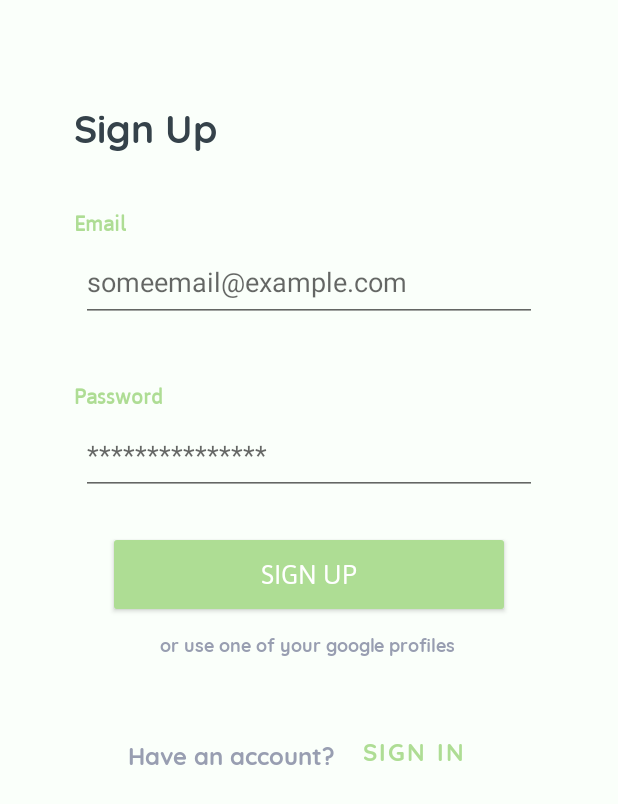
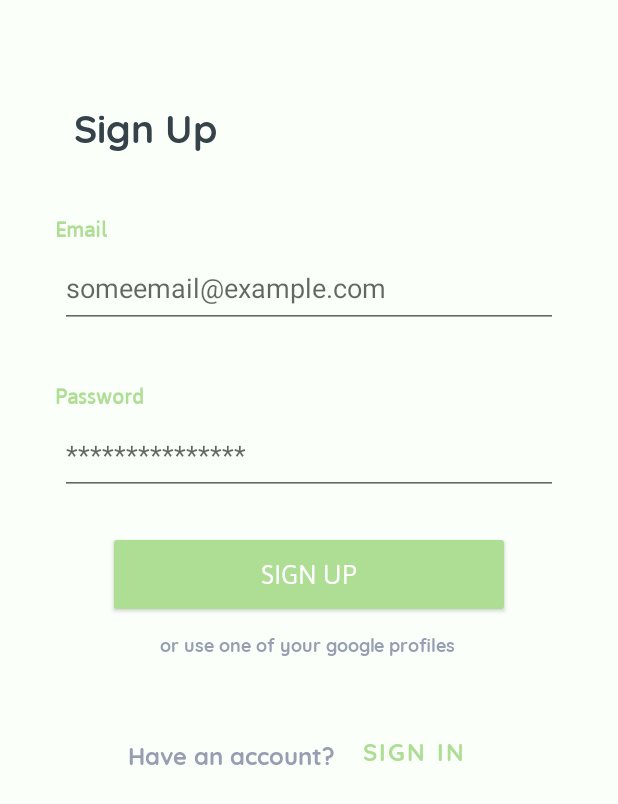
Before and after one commit to Andrey5kot/andsoon, an Android app: the SignUpFragment screen opened through its navigation route, on a phone screen of 412 x 824 dp. Shown: the top 804 px of the screen. Run offline under Robolectric (Android 15) with nearby library versions, the phone set to English and light mode, and no system bars.

Commit message:
extra commit

```diff
--- a/app/src/main/res/layout/fragment_sign_up.xml
+++ b/app/src/main/res/layout/fragment_sign_up.xml
@@ -1,11 +1,11 @@
 <?xml version="1.0" encoding="utf-8"?>
 <FrameLayout xmlns:android="http://schemas.android.com/apk/res/android"
+    xmlns:app="http://schemas.android.com/apk/res-auto"
     xmlns:tools="http://schemas.android.com/tools"
     android:layout_width="match_parent"
     android:layout_height="match_parent"
     tools:context=".loginpages.SignUpFragment">
     <androidx.constraintlayout.widget.ConstraintLayout
-        xmlns:app="http://schemas.android.com/apk/res-auto"
 
         android:layout_width="match_parent"
         android:layout_height="match_parent"
@@ -23,10 +23,12 @@
             android:text="@string/SignIn"
             android:textColor="#aedd94"
             android:textSize="16sp"
+            app:layout_constraintBottom_toBottomOf="parent"
             app:layout_constraintEnd_toEndOf="parent"
             app:layout_constraintHorizontal_bias="0.5"
             app:layout_constraintStart_toEndOf="@+id/have_acc_label"
-            app:layout_constraintTop_toBottomOf="@+id/google_label" />
+            app:layout_constraintTop_toBottomOf="@+id/google_label"
+            app:layout_constraintVertical_bias="0.0" />
 
         <TextView
             android:id="@+id/have_acc_label"
@@ -35,22 +37,24 @@
             android:layout_height="wrap_content"
             android:layout_marginTop="52dp"
             android:text="@string/Have_acc"
+            app:layout_constraintBottom_toBottomOf="parent"
             app:layout_constraintEnd_toStartOf="@+id/sign_in_textbutton"
             app:layout_constraintHorizontal_bias="0.5"
             app:layout_constraintHorizontal_chainStyle="packed"
             app:layout_constraintStart_toStartOf="parent"
-            app:layout_constraintTop_toBottomOf="@+id/google_label" />
+            app:layout_constraintTop_toBottomOf="@+id/google_label"
+            app:layout_constraintVertical_bias="0.0" />
 
         <TextView
             android:id="@+id/password_label"
             style="@style/SignGreenStyle"
             android:layout_width="wrap_content"
             android:layout_height="wrap_content"
-            android:layout_marginTop="40dp"
+            android:layout_marginTop="36dp"
             android:text="@string/Password_string"
-            app:layout_constraintEnd_toEndOf="parent"
-            app:layout_constraintHorizontal_bias="0.139"
-            app:layout_constraintStart_toStartOf="parent"
+            app:layout_constraintEnd_toEndOf="@+id/email_label"
+            app:layout_constraintHorizontal_bias="0.0"
+            app:layout_constraintStart_toStartOf="@+id/email_label"
             app:layout_constraintTop_toBottomOf="@+id/email_sign" />
 
         <TextView
@@ -72,18 +76,20 @@
             style="@style/SignGreenStyle"
             android:layout_width="wrap_content"
             android:layout_height="wrap_content"
-            android:layout_marginTop="36dp"
+            android:layout_marginTop="40dp"
             android:text="@string/EmailValue"
             app:layout_constraintEnd_toEndOf="parent"
-            app:layout_constraintHorizontal_bias="0.13"
+            app:layout_constraintHorizontal_bias="0.098"
             app:layout_constraintStart_toStartOf="parent"
             app:layout_constraintTop_toBottomOf="@+id/SignUp" />
 
         <EditText
             android:id="@+id/email_sign"
-            android:layout_width="304dp"
+            android:layout_width="0dp"
             android:layout_height="53dp"
+            android:layout_marginStart="40dp"
             android:layout_marginTop="4dp"
+            android:layout_marginEnd="40dp"
             android:ems="10"
             android:hint="@string/email_hint"
             android:inputType="textEmailAddress"
@@ -93,14 +99,14 @@
 
         <EditText
             android:id="@+id/password_sign"
-            android:layout_width="304dp"
+            android:layout_width="0dp"
             android:layout_height="53dp"
             android:layout_marginTop="4dp"
             android:ems="10"
             android:hint="@string/password_hint"
             android:inputType="textPassword"
-            app:layout_constraintEnd_toEndOf="parent"
-            app:layout_constraintStart_toStartOf="parent"
+            app:layout_constraintEnd_toEndOf="@+id/email_sign"
+            app:layout_constraintStart_toStartOf="@+id/email_sign"
             app:layout_constraintTop_toBottomOf="@+id/password_label" />
 
         <Button
```
